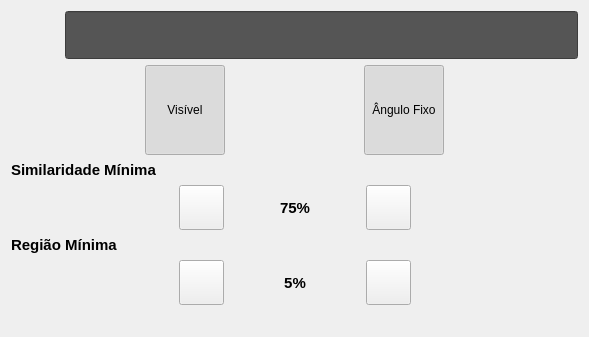
Old version of the form LDFV2/interface/widgets/paramsfiducial.ui in the repository Masipack/LDV.
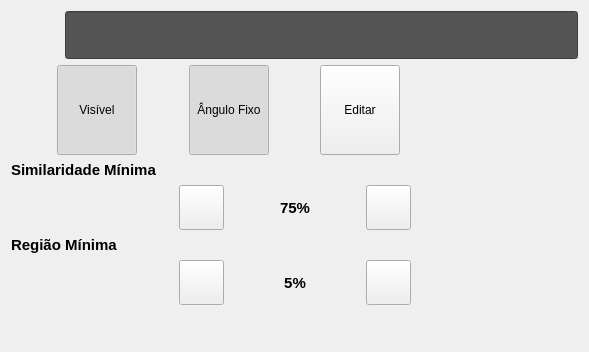
New version of the form. Icons and pictures are not drawn. Custom widgets are drawn as their Qt base class.

Diff of the .ui file:
```diff
--- a/LDFV2/interface/widgets/paramsfiducial.ui
+++ b/LDFV2/interface/widgets/paramsfiducial.ui
@@ -7,7 +7,7 @@
     <x>0</x>
     <y>0</y>
     <width>589</width>
-    <height>337</height>
+    <height>352</height>
    </rect>
   </property>
   <property name="windowTitle">
@@ -190,6 +190,96 @@
        </property>
       </widget>
      </item>
+     <item>
+      <spacer name="horizontalSpacer_8">
+       <property name="orientation">
+        <enum>Qt::Horizontal</enum>
+       </property>
+       <property name="sizeHint" stdset="0">
+        <size>
+         <width>40</width>
+         <height>20</height>
+        </size>
+       </property>
+      </spacer>
+     </item>
+     <item>
+      <widget class="ButtonBeR" name="btn_edit">
+       <property name="minimumSize">
+        <size>
+         <width>80</width>
+         <height>90</height>
+        </size>
+       </property>
+       <property name="maximumSize">
+        <size>
+         <width>80</width>
+         <height>90</height>
+        </size>
+       </property>
+       <property name="text">
+        <string>Editar</string>
+       </property>
+       <property name="checkable">
+        <bool>true</bool>
+       </property>
+       <property name="bgIcon">
+        <iconset resource="../../res/icons.qrc">
+         <normaloff>:/icons/bt-blank.png</normaloff>
+         <normalon>:/icons/bt-blank_pressed.png</normalon>:/icons/bt-blank.png</iconset>
+       </property>
+       <property name="bgIconSize">
+        <size>
+         <width>70</width>
+         <height>70</height>
+        </size>
+       </property>
+      </widget>
+     </item>
+     <item>
+      <spacer name="horizontalSpacer_9">
+       <property name="orientation">
+        <enum>Qt::Horizontal</enum>
+       </property>
+       <property name="sizeHint" stdset="0">
+        <size>
+         <width>40</width>
+         <height>20</height>
+        </size>
+       </property>
+      </spacer>
+     </item>
+     <item>
+      <widget class="QLabel" name="lbl_Template">
+       <property name="minimumSize">
+        <size>
+         <width>80</width>
+         <height>90</height>
+        </size>
+       </property>
+       <property name="maximumSize">
+        <size>
+         <width>80</width>
+         <height>90</height>
+        </size>
+       </property>
+       <property name="styleSheet">
+        <string notr="true">
+QPixMap{
+border-radius: 15px;
+};
+background-color: rgb(0, 0, 0);
+border-color:rgb(138, 226, 52);
+border-radius: 15px;</string>
+       </property>
+       <property name="text">
+        <string/>
+       </property>
+       <property name="scaledContents">
+        <bool>true</bool>
+       </property>
+      </widget>
+     </item>
      <item>
       <spacer name="horizontalSpacer_7">
        <property name="orientation">
```
